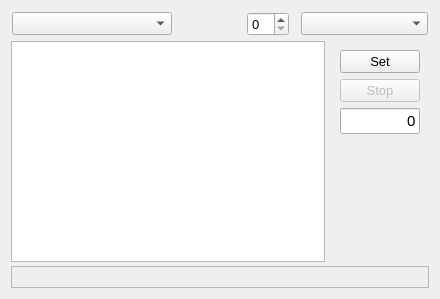
Old version of the form subwidget.ui in the repository MccDv/universaltest.
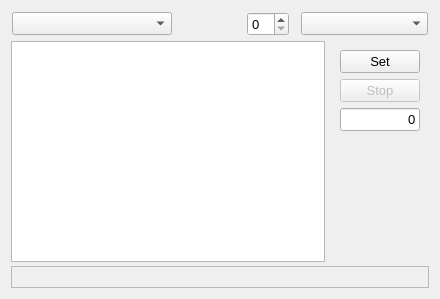
New version of the form.

Commit message: Update fonts for Mac readability. Add missing stub slots for childwindow signals.

```diff
--- a/subwidget.ui
+++ b/subwidget.ui
@@ -198,12 +198,6 @@
              <height>0</height>
             </size>
            </property>
-           <property name="font">
-            <font>
-             <pointsize>11</pointsize>
-             <kerning>false</kerning>
-            </font>
-           </property>
            <property name="text">
             <string>0</string>
            </property>
```
Left out of the diff: 12 changed lines with no effect on the pictures. The commit also changes 32 other files.
